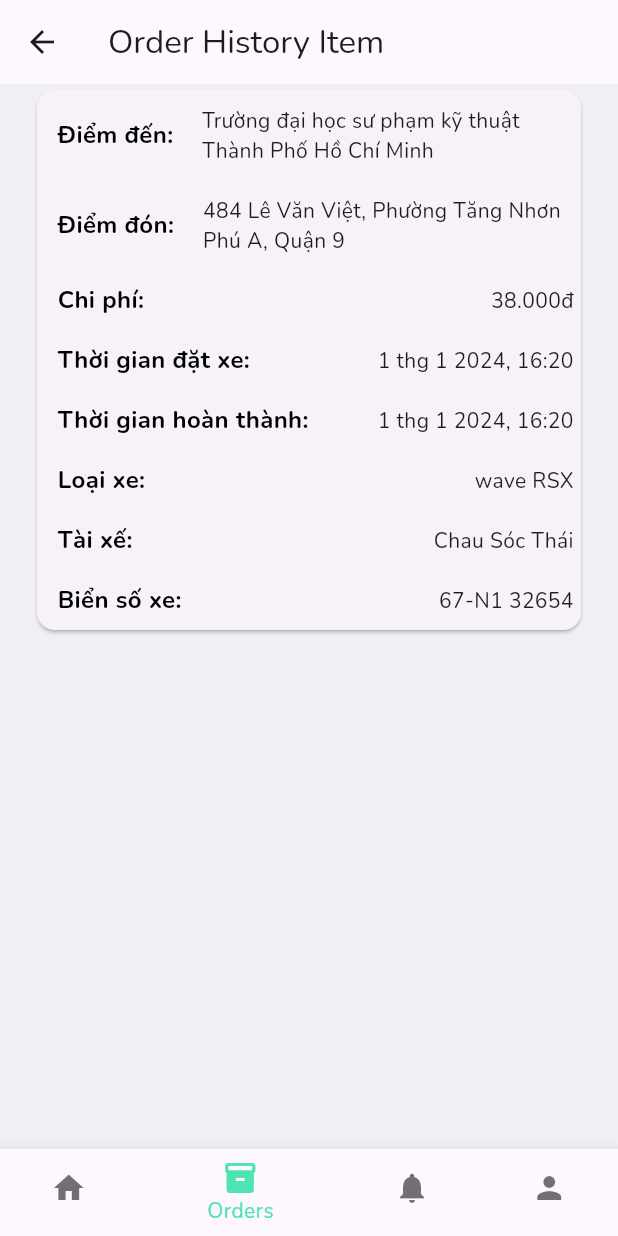
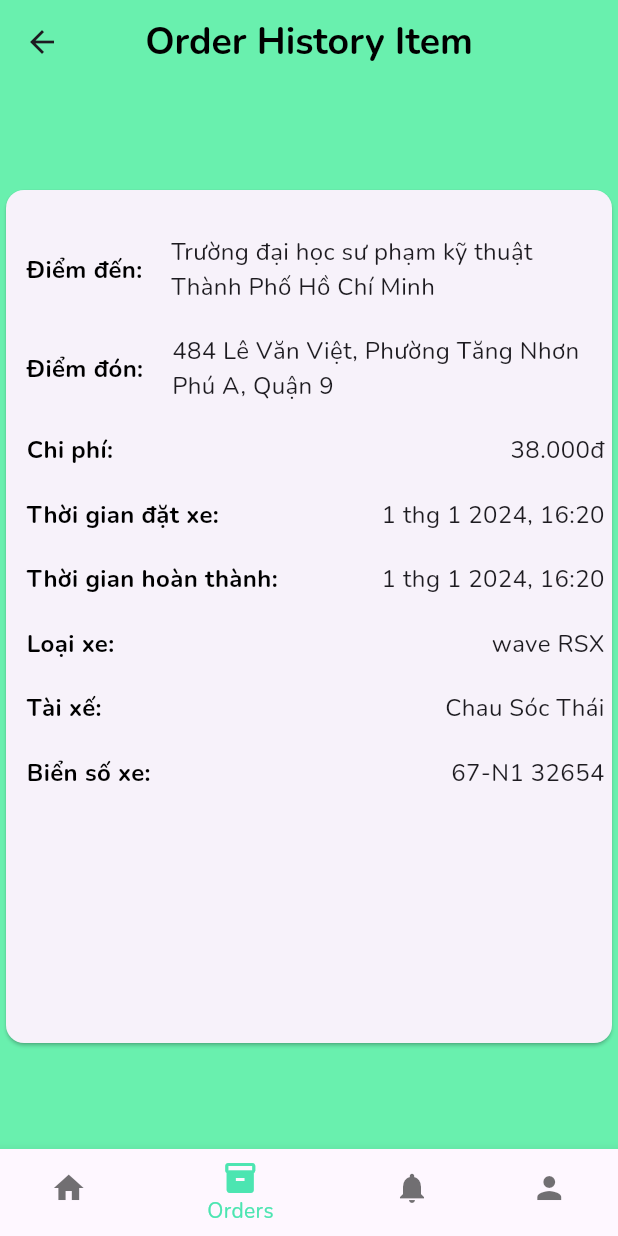
Before and after one commit to GOP-service/gop_mobile_ui, a Flutter app: the OrderHistoryPage screen opened by its route, after a tap on "Trường ĐH SPKT TP.HCM", on a phone screen of 412 x 824 dp. Run offline on Flutter 3.47's test engine with Material 3 defaults, Android fonts, the phone set to English and light mode, and no system bars; our stand-ins replace dio, flutter_bloc, flutter_svg, go_router, pin_code_fields, shared_preferences; accounts and stored records are empty.

Commit message:
update_ui_order&order_detail

```diff
--- a/lib/src/presentation/screen/order_detail_item.dart
+++ b/lib/src/presentation/screen/order_detail_item.dart
@@ -14,16 +14,26 @@ class _OrderDetailItemState extends State<OrderDetailItem> {
   Widget build(BuildContext context) {
     return Scaffold(
       appBar: AppBar(
-        title: const Text('Order History Item'),
+        // title: const Text('Order History Item'),
+        title: const Text(
+          'Order History Item',
+          style: TextStyle(
+            color: Colors.black,
+            fontWeight: FontWeight.bold, // Kiểu chữ đậm
+            fontSize: 25,
           ),
+        ),
+        backgroundColor: Colors.greenAccent, // Đặt màu nền xanh
+        centerTitle: true, // Căn giữa tiêu đề trên AppBar
+      ),
+      backgroundColor: Colors.greenAccent,
       body: Center(
         // padding: const EdgeInsets.all(20.0),
-        child: Column(
-          crossAxisAlignment: CrossAxisAlignment.start,
-          children: <Widget>[
-            Container(
-              width: MediaQuery.of(context).size.width * 0.9, // 90% chiều rộng của màn hình
+        child: Container(
+          // width: MediaQuery.of(context).size.width * 0.95, // 90% chiều rộng của màn hình
 
+          width: MediaQuery.of(context).size.width * 1,
+          height: MediaQuery.of(context).size.height * 0.7,
           // padding: EdgeInsets.all(10), // Thêm padding cho Container
           child: const Row(
             children: <Widget>[
@@ -32,6 +42,7 @@ class _OrderDetailItemState extends State<OrderDetailItem> {
                   child: Column(
                     crossAxisAlignment: CrossAxisAlignment.start,
                     children: <Widget>[
+                      SizedBox(height: 20,),
                       Row(
                         mainAxisAlignment: MainAxisAlignment.spaceBetween,
                         children: [
@@ -52,7 +63,7 @@ class _OrderDetailItemState extends State<OrderDetailItem> {
                                   Text(
                                     'Trường đại học sư phạm kỹ thuật Thành Phố Hồ Chí Minh',
                                     style: TextStyle(
-                                          fontSize: 14,
+                                      fontSize: 16,
                                       // fontWeight: FontWeight.bold,
                                     ),
                                   ),
@@ -84,7 +95,7 @@ class _OrderDetailItemState extends State<OrderDetailItem> {
                                   Text(
                                     '484 Lê Văn Việt, Phường Tăng Nhơn Phú A, Quận 9',
                                     style: TextStyle(
-                                          fontSize: 14,
+                                      fontSize: 16,
                                       // fontWeight: FontWeight.bold,
                                     ),
                                   ),
@@ -116,7 +127,7 @@ class _OrderDetailItemState extends State<OrderDetailItem> {
                                   Text(
                                     '38.000' + 'đ',
                                     style: TextStyle(
-                                          fontSize: 14,
+                                      fontSize: 16,
                                       // fontWeight: FontWeight.bold,
                                     ),
                                   ),
@@ -148,7 +159,7 @@ class _OrderDetailItemState extends State<OrderDetailItem> {
                                   Text(
                                     '1 thg 1 2024, 16:20',
                                     style: TextStyle(
-                                          fontSize: 14,
+                                      fontSize: 16,
                                       // fontWeight: FontWeight.bold,
                                     ),
                                   ),
@@ -180,7 +191,7 @@ class _OrderDetailItemState extends State<OrderDetailItem> {
                                   Text(
                                     '1 thg 1 2024, 16:20',
                                     style: TextStyle(
-                                          fontSize: 14,
+                                      fontSize: 16,
                                       // fontWeight: FontWeight.bold,
                                     ),
                                   ),
@@ -212,7 +223,7 @@ class _OrderDetailItemState extends State<OrderDetailItem> {
                                   Text(
                                     'wave RSX',
                                     style: TextStyle(
-                                          fontSize: 14,
+                                      fontSize: 16,
                                       // fontWeight: FontWeight.bold,
                                     ),
                                   ),
@@ -244,7 +255,7 @@ class _OrderDetailItemState extends State<OrderDetailItem> {
                                   Text(
                                     'Chau Sóc Thái',
                                     style: TextStyle(
-                                          fontSize: 14,
+                                      fontSize: 16,
                                       // fontWeight: FontWeight.bold,
                                     ),
                                   ),
@@ -276,7 +287,7 @@ class _OrderDetailItemState extends State<OrderDetailItem> {
                                   Text(
                                     '67-N1 32654',
                                     style: TextStyle(
-                                          fontSize: 14,
+                                      fontSize: 16,
                                       // fontWeight: FontWeight.bold,
                                     ),
                                   ),
@@ -301,8 +312,6 @@ class _OrderDetailItemState extends State<OrderDetailItem> {
             ],
           ),
         ),
-          ],
-        ),
       ),
     );
   }
--- a/lib/src/presentation/screen/order_history_page.dart
+++ b/lib/src/presentation/screen/order_history_page.dart
@@ -8,12 +8,25 @@ class OrderHistoryPage extends StatelessWidget {
   Widget build(BuildContext context) {
     return Scaffold(
       appBar: AppBar(
-        title: const Text('Order History'),
+        title: const Text(
+          'Order History',
+          style: TextStyle(
+            color: Colors.black,
+            fontWeight: FontWeight.bold, // Kiểu chữ đậm
+            fontSize: 25,
+          ),
+        ),
+        backgroundColor: Colors.greenAccent, // Đặt màu nền xanh
+        centerTitle: true, // Căn giữa tiêu đề trên AppBar
+
       ),
+      // backgroundColor: Colors.green[300], // Sử dụng màu cam nhạt từ palette của Flutter
+      backgroundColor: Colors.greenAccent,
       body: const Center(
         child: Column(
           crossAxisAlignment: CrossAxisAlignment.start,
           children: <Widget>[
+            SizedBox(height: 20,),
             OderHistoryCardItem(
               dropoffAddress: 'Trường ĐH SPKT TP.HCM',
               orderTime: '2021-10-10 10:10:10',
@@ -61,6 +74,7 @@ class OderHistoryCardItem extends StatelessWidget {
           children: <Widget>[
             Flexible(
               child: Card(
+                // color: Colors.orange[400],
                 child: Column(
                   crossAxisAlignment: CrossAxisAlignment.start,
                   children: <Widget>[
@@ -116,4 +130,5 @@ class OderHistoryCardItem extends StatelessWidget {
       ),
     );
   }
+
 }
--- a/lib/src/presentation/screen/profile_edit_page.dart
+++ b/lib/src/presentation/screen/profile_edit_page.dart
@@ -29,7 +29,7 @@ class _ProfileEditPageState extends State<ProfileEditPage> {
               radius: 50,
               // backgroundImage: AssetImage('assets/profile_image.jpg'), // Đặt đường dẫn ảnh của bạn ở đây
               backgroundImage: NetworkImage(
-                  'https://scontent.fsgn5-12.fna.fbcdn.net/v/t39.30808-1/430890385_1574342683416473_47905620107369819_n.jpg?stp=dst-jpg_s320x320&_nc_cat=103&ccb=1-7&_nc_sid=5f2048&_nc_eui2=AeEN8kw77AcFtLB000vfG9DZv865VEU_A-O_zrlURT8D4zbI_CqlySp1j7HCkxDkL2fVXxSRZCeok3XtkDh3VAiS&_nc_ohc=gEr_wOA_4xwAb7_t9E-&_nc_ht=scontent.fsgn5-12.fna&oh=00_AfBlqNinv65-rm-aru0gxFiRo78wBZztLHyLe1OaK4_gxA&oe=6626B64B'),
+                  'https://scontent.fsgn5-12.fna.fbcdn.net/v/t39.30808-1/430890385_1574342683416473_47905620107369819_n.jpg?stp=dst-jpg_s320x320&_nc_cat=103&ccb=1-7&_nc_sid=5f2048&_nc_eui2=AeEN8kw77AcFtLB000vfG9DZv865VEU_A-O_zrlURT8D4zbI_CqlySp1j7HCkxDkL2fVXxSRZCeok3XtkDh3VAiS&_nc_ohc=WftgChfxLFkAb5Ucbie&_nc_ht=scontent.fsgn5-12.fna&oh=00_AfDhx4ThLbCHgjIf8rKKfXzABdKPps_n4XuOvw4iIOxpYQ&oe=662D4DCB'),
             ),
             SizedBox(height: 20),
             Text(
--- a/lib/src/presentation/screen/profile_page.dart
+++ b/lib/src/presentation/screen/profile_page.dart
@@ -34,7 +34,7 @@ class _ProfilePageState extends State<ProfilePage> {
                 CircleAvatar(
                   radius: 50,
                   backgroundImage: NetworkImage(
-                      'https://scontent.fsgn5-12.fna.fbcdn.net/v/t39.30808-1/430890385_1574342683416473_47905620107369819_n.jpg?stp=dst-jpg_s320x320&_nc_cat=103&ccb=1-7&_nc_sid=5f2048&_nc_eui2=AeEN8kw77AcFtLB000vfG9DZv865VEU_A-O_zrlURT8D4zbI_CqlySp1j7HCkxDkL2fVXxSRZCeok3XtkDh3VAiS&_nc_ohc=gEr_wOA_4xwAb7_t9E-&_nc_ht=scontent.fsgn5-12.fna&oh=00_AfBlqNinv65-rm-aru0gxFiRo78wBZztLHyLe1OaK4_gxA&oe=6626B64B'),
+                      'https://scontent.fsgn5-12.fna.fbcdn.net/v/t39.30808-1/430890385_1574342683416473_47905620107369819_n.jpg?stp=dst-jpg_s320x320&_nc_cat=103&ccb=1-7&_nc_sid=5f2048&_nc_eui2=AeEN8kw77AcFtLB000vfG9DZv865VEU_A-O_zrlURT8D4zbI_CqlySp1j7HCkxDkL2fVXxSRZCeok3XtkDh3VAiS&_nc_ohc=WftgChfxLFkAb5Ucbie&_nc_ht=scontent.fsgn5-12.fna&oh=00_AfDhx4ThLbCHgjIf8rKKfXzABdKPps_n4XuOvw4iIOxpYQ&oe=662D4DCB'),
                 ),
                 SizedBox(width: 20),
                 Column(
```
Lines whose indentation alone changed are shown as unchanged.
